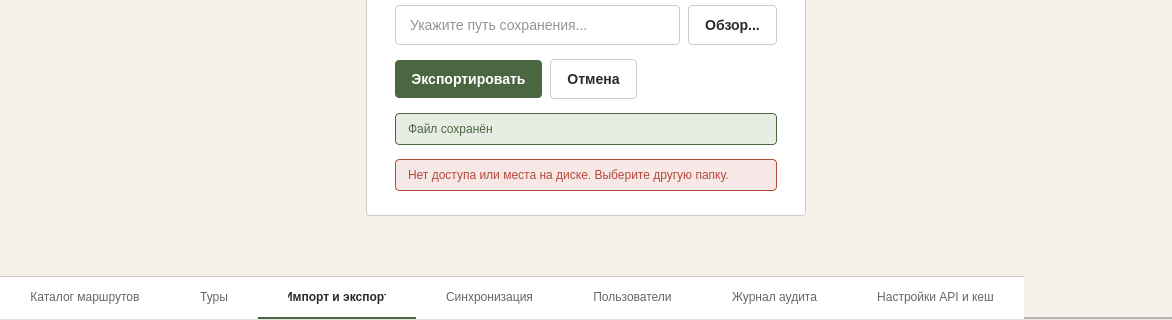
Above: ui/windows/export_gpx_window.ui from nikolas-po/legends_parma before the change; both pictures show x 0 to 1172 and y 353 to 673 of the 1172 by 673 pixel window. Below: the same form after it.
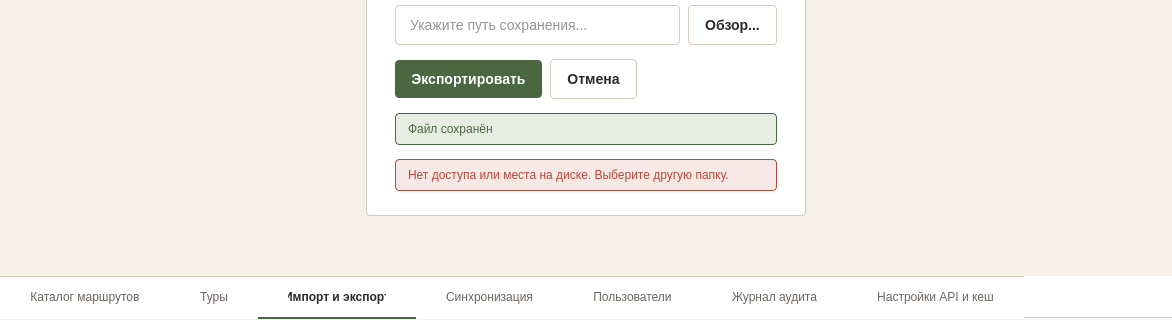
That is the form after the change. Icons and pictures are not drawn.

Diff of the .ui file:
```diff
--- a/ui/windows/export_gpx_window.ui
+++ b/ui/windows/export_gpx_window.ui
@@ -351,7 +351,7 @@
       <property name="currentIndex"><number>2</number></property>
       <property name="usesScrollButtons"><bool>false</bool></property>
       <property name="tabsClosable"><bool>false</bool></property>
-      <property name="drawBase" stdset="0"><bool>false</bool></property>
+      <property name="documentMode"><bool>true</bool></property>
       <widget class="QWidget" name="tab_8"><attribute name="title"><string>Каталог маршрутов</string></attribute></widget>
       <widget class="QWidget" name="tab_9"><attribute name="title"><string>Туры</string></attribute></widget>
       <widget class="QWidget" name="tab_10"><attribute name="title"><string>Импорт и экспорт</string></attribute></widget>
```
Left out of the diff: 8 changed lines with no effect on the pictures.
